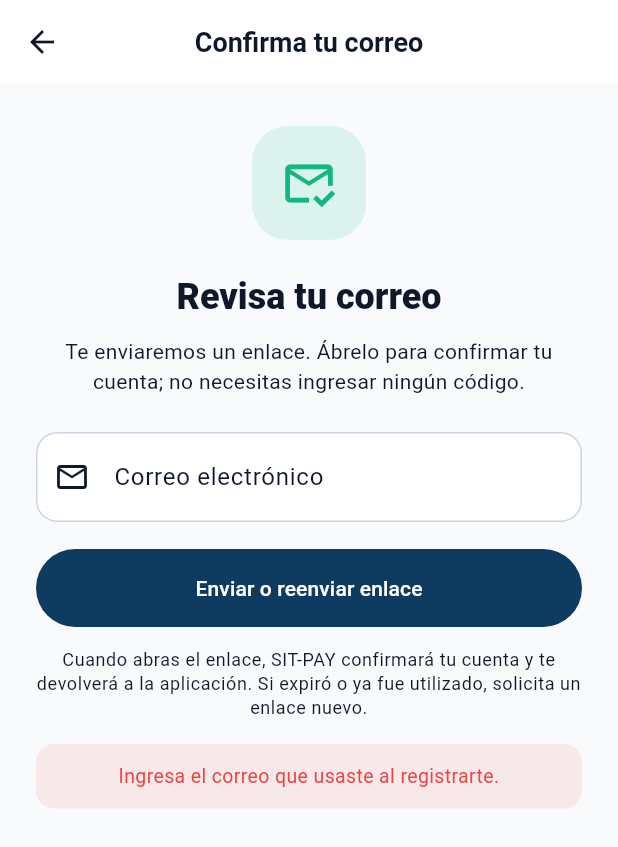
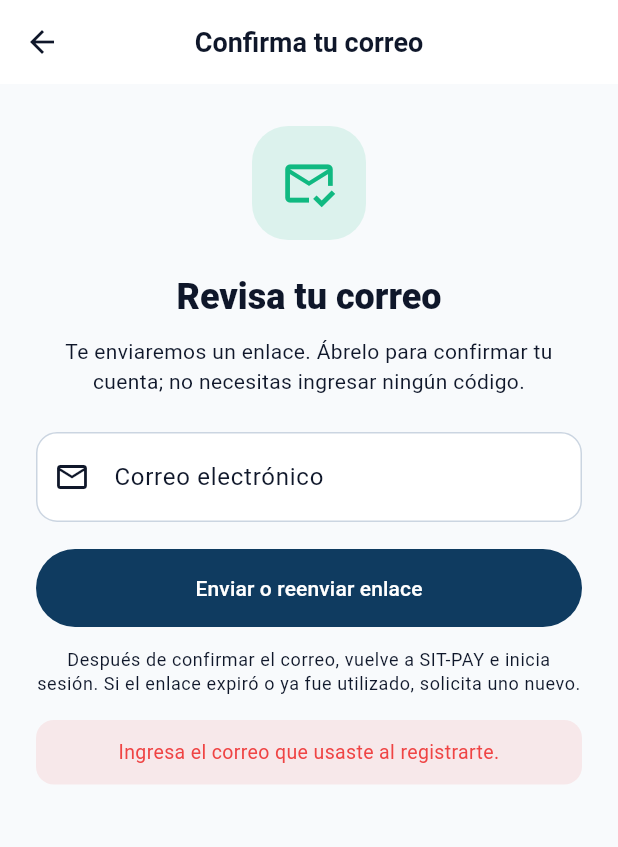
Before and after one commit to antonny890/Examen-Conslidado-SIT-PAY, a Flutter app: the EmailVerificationScreen screen opened directly, after a tap on "Enviar o reenviar enlace", on a phone screen of 412 x 824 dp. Shown: the top 847 px of the screen. Run offline on Flutter 3.47's test engine with Material 3 defaults, Android fonts, the phone set to English and light mode, and no system bars; our stand-ins replace app_links, audioplayers, camera, dio, flutter_secure_storage, google_sign_in and 5 more; missing offline and left inert: google_mlkit_face_detection, mobile_scanner; accounts and stored records are empty.

Commit message:
Arreglo de confirmacion de correo

```diff
--- a/mobile/lib/features/auth/providers/auth_provider.dart
+++ b/mobile/lib/features/auth/providers/auth_provider.dart
@@ -355,7 +355,9 @@ class AuthProvider extends ChangeNotifier {
         return false;
       }
 
-      await _saveRegistrationConfirmation(response.data['data']);
+      _pendingRegistrationEmail = null;
+      _pendingRegistrationAlias = '';
+      await SecureStorageService.clearPendingRegistrationEmail();
       _isLoading = false;
       notifyListeners();
       return true;
--- a/mobile/lib/features/auth/screens/email_verification_screen.dart
+++ b/mobile/lib/features/auth/screens/email_verification_screen.dart
@@ -272,9 +272,9 @@ class _EmailVerificationScreenState extends State<EmailVerificationScreen> {
               ),
               const SizedBox(height: 14),
               Text(
-                'Cuando abras el enlace, SIT-PAY confirmará tu cuenta y te '
-                'devolverá a la aplicación. Si expiró o ya fue utilizado, '
-                'solicita un enlace nuevo.',
+                'Después de confirmar el correo, vuelve a SIT-PAY e inicia '
+                'sesión. Si el enlace expiró o ya fue utilizado, solicita '
+                'uno nuevo.',
                 textAlign: TextAlign.center,
                 style: theme.textTheme.bodySmall?.copyWith(
                   color: theme.colorScheme.onSurfaceVariant,
```
Also changed, not shown: mobile/lib/features/auth/screens/login_screen.dart (+20 -1 lines), mobile/lib/main.dart (+9 -4 lines), 1 other file.
